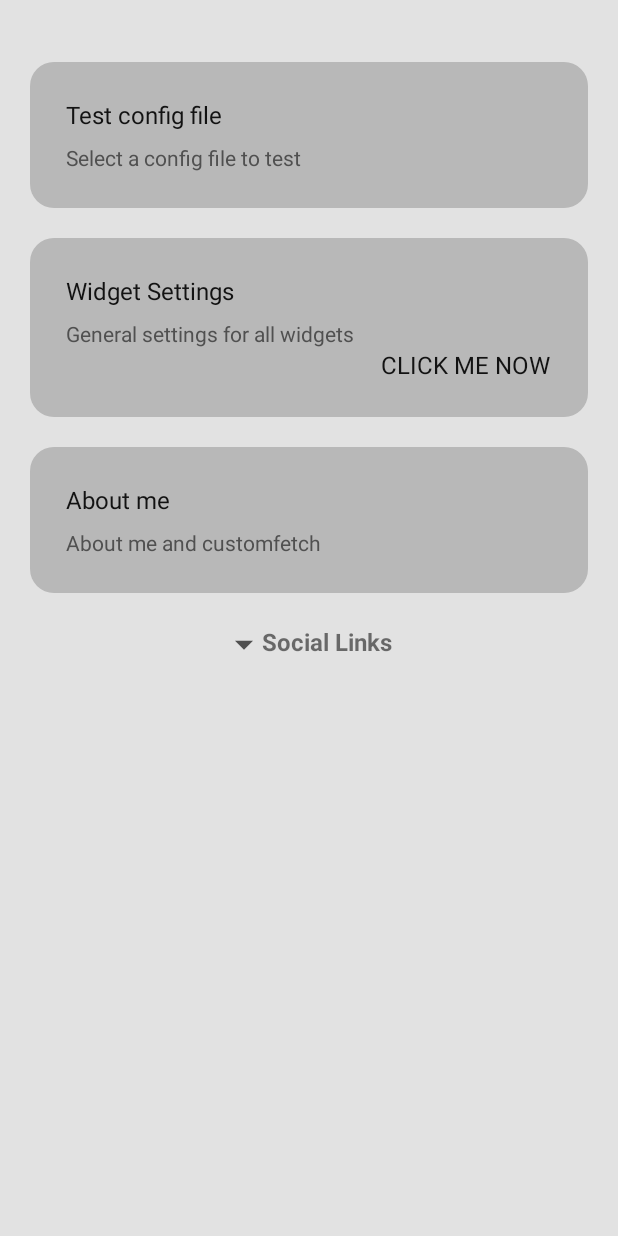
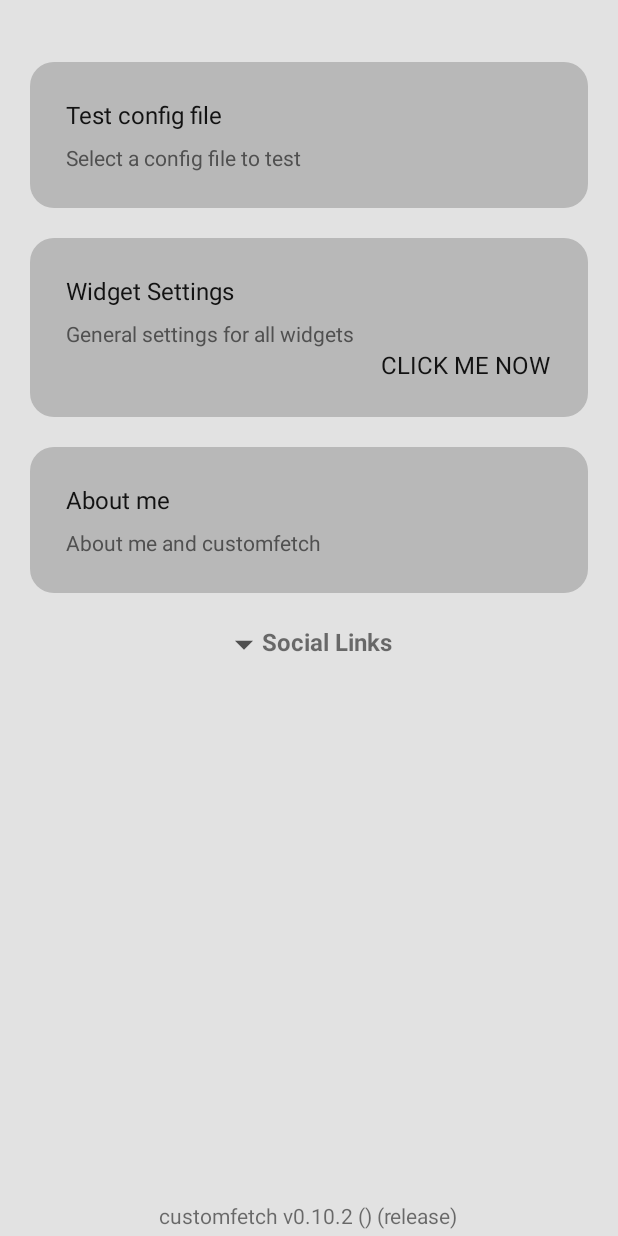
Before and after one commit to Toni500github/customfetch, an Android app: the screen it shows after launch (MainActivity), on a phone screen of 412 x 824 dp. Run offline under Robolectric (Android 15) with nearby library versions, the phone set to English and light mode, and no system bars; 1 statement that could not run was skipped.

Commit message:
android app: add app version infos

```diff
--- a/android/app/src/main/java/org/toni/customfetch_android/MainActivity.kt
+++ b/android/app/src/main/java/org/toni/customfetch_android/MainActivity.kt
@@ -30,6 +30,7 @@ import android.animation.ValueAnimator
 import android.annotation.SuppressLint
 import android.content.Context
 import android.content.Intent
+import android.content.pm.PackageInfo
 import android.content.res.AssetManager
 import android.graphics.drawable.GradientDrawable
 import android.net.Uri
@@ -54,13 +55,14 @@ import java.io.IOException
 import java.nio.file.Files
 import kotlin.io.path.Path
 
+
 // kinda magic numbers
 const val TEST_CONFIG_FILE_RC = 6969
 
 class MainActivity : AppCompatActivity() {
     private lateinit var binding: ActivityMainBinding
 
-    @SuppressLint("ClickableViewAccessibility")
+    @SuppressLint("ClickableViewAccessibility", "SetTextI18n")
     override fun onCreate(savedInstanceState: Bundle?) {
         super.onCreate(savedInstanceState)
         binding = ActivityMainBinding.inflate(layoutInflater)
@@ -130,6 +132,8 @@ class MainActivity : AppCompatActivity() {
         binding.starGithubRepo.setOnClickListener {
             startActivity(Intent(Intent.ACTION_VIEW, Uri.parse("https://github.com/Toni500github/customfetch")))
         }
+
+        binding.appVersion.text = "customfetch v${BuildConfig.VERSION_NAME} (${BuildConfig.GIT_COMMIT_HASH}) (${BuildConfig.BUILD_TYPE})"
 
         var isExpanded = false
         binding.collapseSocialsBar.setOnClickListener {
--- a/android/app/src/main/res/layout/activity_main.xml
+++ b/android/app/src/main/res/layout/activity_main.xml
@@ -127,6 +127,7 @@
 
     <!-- Social Links -->
     <LinearLayout
+        android:id="@+id/collapseSocials"
         android:layout_width="match_parent"
         android:layout_height="wrap_content"
         android:orientation="vertical"
@@ -298,6 +299,19 @@
 
             </androidx.constraintlayout.widget.ConstraintLayout>
         </LinearLayout>
+
+        <TextView
+            android:id="@+id/app_version"
+            android:layout_width="wrap_content"
+            android:layout_height="wrap_content"
+            android:layout_gravity="center"
+            android:gravity="center"
+            android:layout_marginTop="360dp"
+            app:layout_constraintTop_toBottomOf="parent"
+            app:layout_constraintStart_toStartOf="parent"
+            app:layout_constraintEnd_toEndOf="parent"
+            android:text="yes" />
+
     </LinearLayout>
 
 </androidx.constraintlayout.widget.ConstraintLayout>
```
Also changed, not shown: android/app/build.gradle.kts (+21 -0 lines).
